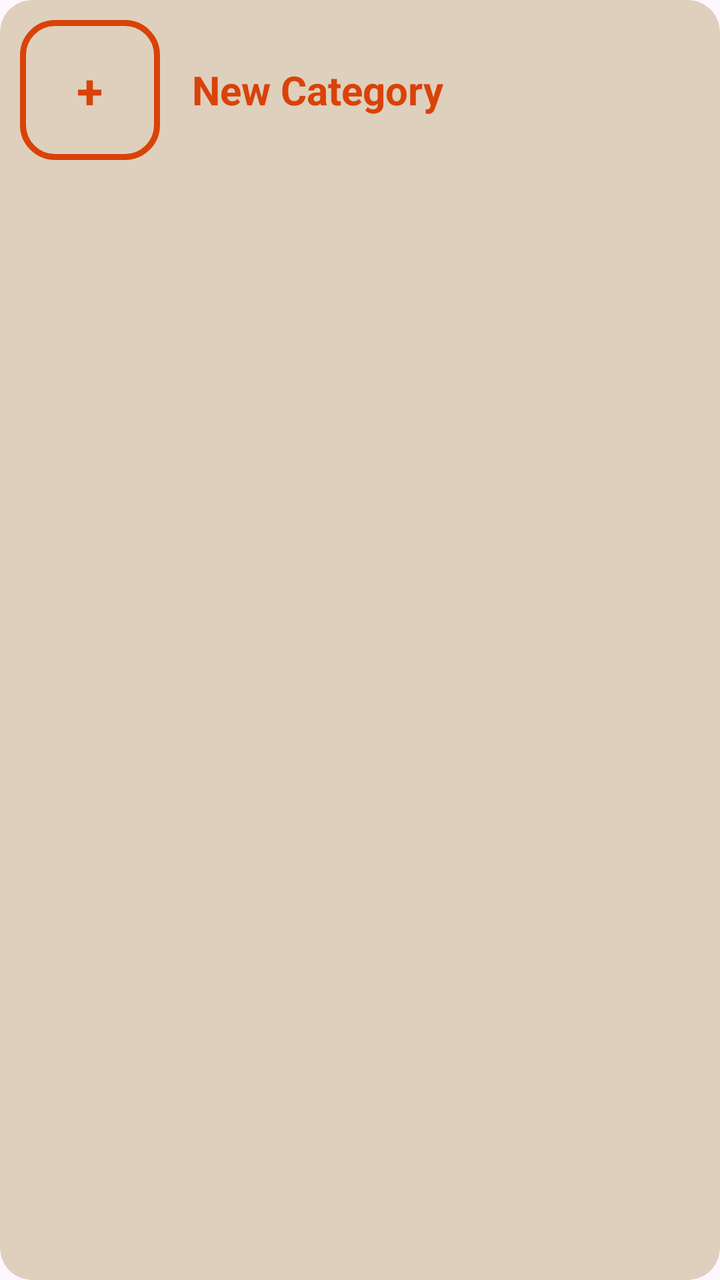
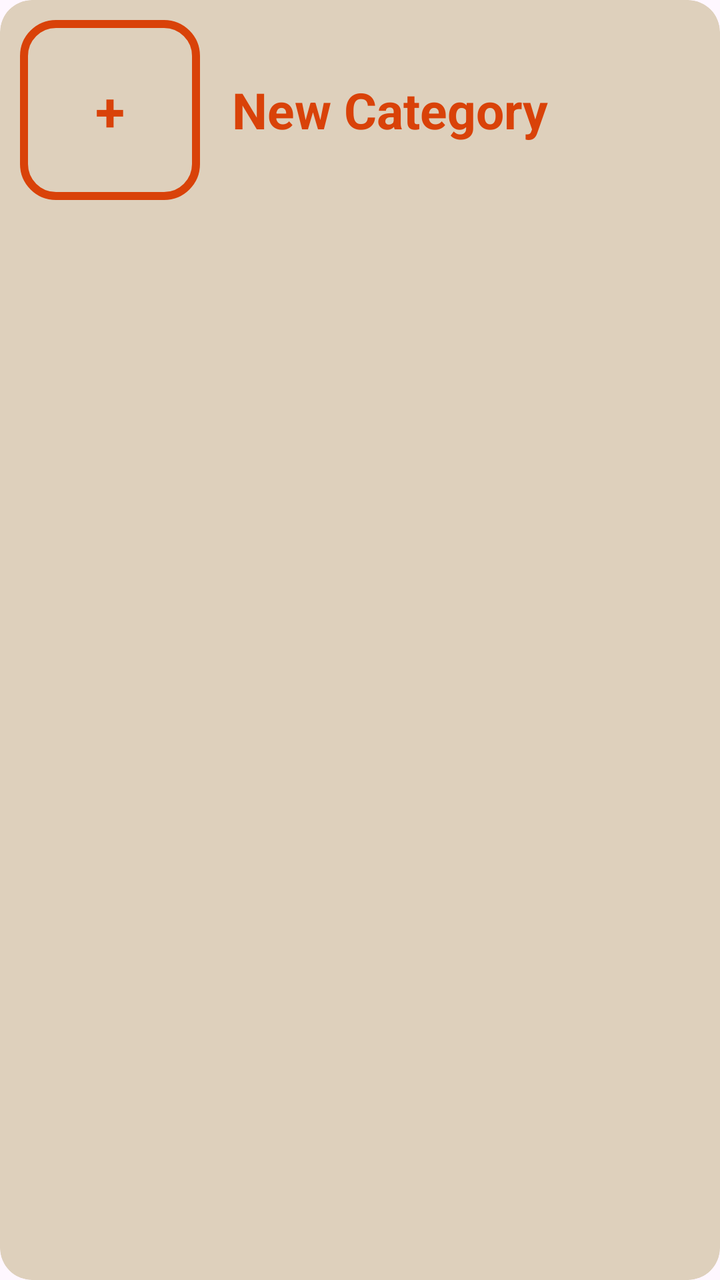

Before-and-after screenshots of an Android layout around one commit, followed by the original layout XML and the change that was made.
<!-- AndroidManifest.xml: application theme Theme.MealMate -->
<!-- res/layout/item_card_new_category.xml -->
<?xml version="1.0" encoding="utf-8"?>
<androidx.cardview.widget.CardView
    xmlns:android="http://schemas.android.com/apk/res/android"
    xmlns:app="http://schemas.android.com/apk/res-auto"
    android:layout_width="match_parent"
    android:layout_height="wrap_content"
    android:layout_margin="8dp"
    app:cardCornerRadius="16dp"
    app:cardElevation="0dp"
    android:backgroundTint="#DED0BC"
    android:clickable="true"
    android:focusable="true"
    android:foreground="?attr/selectableItemBackground">

    <LinearLayout
        android:layout_width="match_parent"
        android:layout_height="wrap_content"
        android:orientation="horizontal"
        android:padding="10dp">

        
        <LinearLayout
            android:layout_width="70dp"
            android:layout_height="70dp"
            android:layout_gravity="center_vertical"
            android:background="@drawable/rounded_outline"
            android:gravity="center">

            <TextView
                android:layout_width="wrap_content"
                android:layout_height="wrap_content"
                android:text="+"
                android:textColor="#D94209"
                android:textSize="24sp"
                android:textStyle="bold"/>
        </LinearLayout>

        
        <TextView
            android:id="@+id/item_title"
            android:layout_width="wrap_content"
            android:layout_height="wrap_content"
            android:layout_gravity="center_vertical"
            android:layout_marginStart="16dp"
            android:text="New Category"
            android:textColor="#D94209"
            android:textSize="20sp"
            android:textStyle="bold" />

    </LinearLayout>

</androidx.cardview.widget.CardView>
<!-- resources referenced by this layout -->
<resources>
  <!-- drawable rounded_outline (drawable) -->
  <?xml version="1.0" encoding="utf-8"?>
  <shape xmlns:android="http://schemas.android.com/apk/res/android">
      <solid android:color="#DED0BC" /> 
      <stroke android:width="3dp" android:color="#D94209" /> 
      <corners android:radius="16dp" /> 
  </shape>
  <style name="Theme.MealMate" parent="Base.Theme.MealMate" />
  <style name="Base.Theme.MealMate" parent="Theme.Material3.DayNight.NoActionBar">
          
          
      </style>
</resources>

<!-- the commit's change to res/layout/item_card_new_category.xml (unified diff, before → after) -->
@@ -20,8 +20,8 @@
 
         
         <LinearLayout
-            android:layout_width="70dp"
-            android:layout_height="70dp"
+            android:layout_width="90dp"
+            android:layout_height="90dp"
             android:layout_gravity="center_vertical"
             android:background="@drawable/rounded_outline"
             android:gravity="center">
@@ -31,7 +31,7 @@
                 android:layout_height="wrap_content"
                 android:text="+"
                 android:textColor="#D94209"
-                android:textSize="24sp"
+                android:textSize="27sp"
                 android:textStyle="bold"/>
         </LinearLayout>
 
@@ -44,7 +44,7 @@
             android:layout_marginStart="16dp"
             android:text="New Category"
             android:textColor="#D94209"
-            android:textSize="20sp"
+            android:textSize="25sp"
             android:textStyle="bold" />
 
     </LinearLayout>
<!-- resource entries referenced after the edit -->
@@ -4,7 +4,7 @@
   <?xml version="1.0" encoding="utf-8"?>
   <shape xmlns:android="http://schemas.android.com/apk/res/android">
       <solid android:color="#DED0BC" /> 
-      <stroke android:width="3dp" android:color="#D94209" /> 
+      <stroke android:width="4dp" android:color="#D94209" /> 
       <corners android:radius="16dp" /> 
   </shape>
   <style name="Theme.MealMate" parent="Base.Theme.MealMate" />
